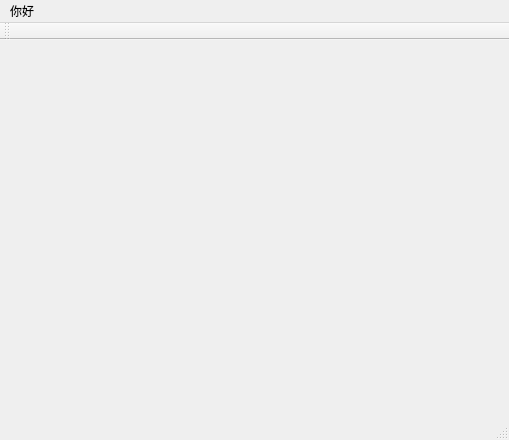
Old version of the form WindowsHelper/WindowsHelper.ui in the repository Meteor-Z/WindowsHelper.
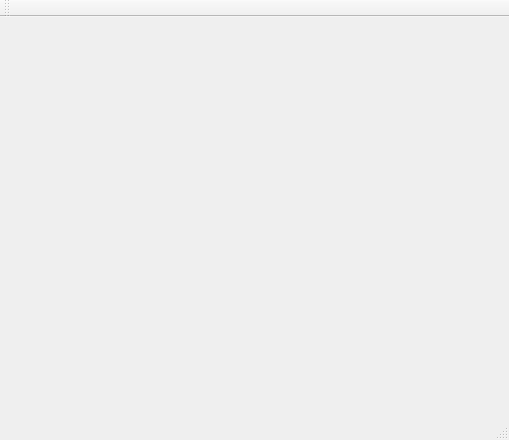
New version of the form.

What changed in the file:
```diff
--- a/WindowsHelper/WindowsHelper.ui
+++ b/WindowsHelper/WindowsHelper.ui
@@ -14,22 +14,6 @@
    <string>WindowsHelper</string>
   </property>
   <widget class="QWidget" name="centralWidget"/>
-  <widget class="QMenuBar" name="menuBar">
-   <property name="geometry">
-    <rect>
-     <x>0</x>
-     <y>0</y>
-     <width>509</width>
-     <height>18</height>
-    </rect>
-   </property>
-   <widget class="QMenu" name="menu">
-    <property name="title">
-     <string>你好</string>
-    </property>
-   </widget>
-   <addaction name="menu"/>
-  </widget>
   <widget class="QToolBar" name="mainToolBar">
    <attribute name="toolBarArea">
     <enum>TopToolBarArea</enum>
```
